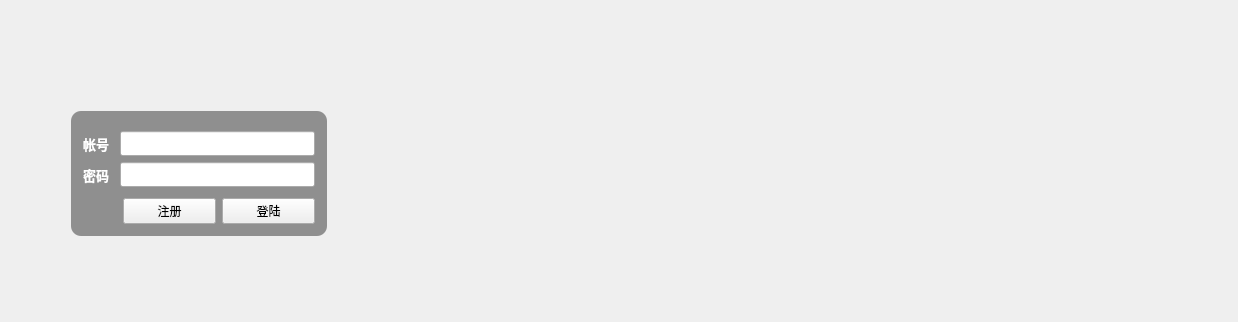
This is src/client/widget.ui in Connor1996/Distributed-Air-Conditioning-System as Qt 5 draws it before an edit. The edited form follows.
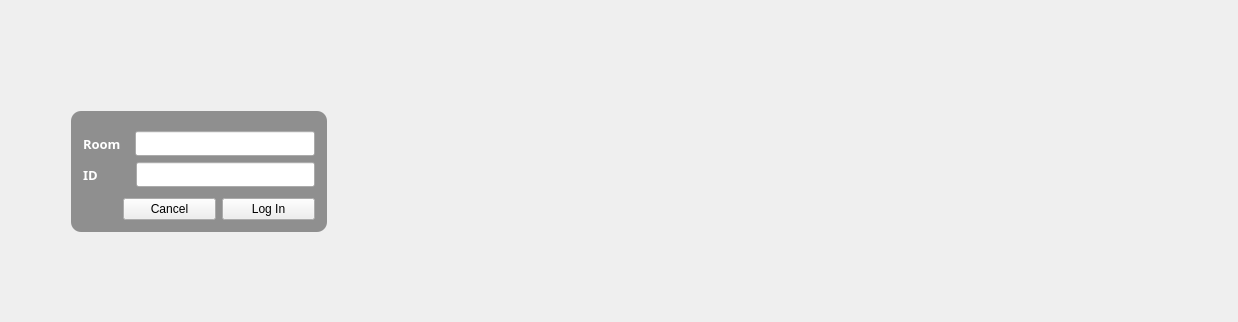
This is the edited form. Icons and pictures are not drawn.

Diff of the .ui file:
```diff
--- a/src/client/widget.ui
+++ b/src/client/widget.ui
@@ -118,7 +118,7 @@
              <string notr="true">color: rgb(255, 255, 255);</string>
             </property>
             <property name="text">
-             <string>帐号</string>
+             <string>Room </string>
             </property>
            </widget>
           </item>
@@ -171,7 +171,7 @@
              <string notr="true">color: rgb(255, 255, 255);</string>
             </property>
             <property name="text">
-             <string>密码</string>
+             <string>ID        </string>
             </property>
            </widget>
           </item>
@@ -260,7 +260,7 @@
              <string notr="true"/>
             </property>
             <property name="text">
-             <string>注册</string>
+             <string>Cancel</string>
             </property>
             <property name="flat">
              <bool>false</bool>
@@ -276,7 +276,7 @@
              <enum>Qt::NoFocus</enum>
             </property>
             <property name="text">
-             <string>登陆</string>
+             <string>Log In</string>
             </property>
            </widget>
           </item>
```
Left out of the diff: 12 changed lines with no effect on the pictures.
